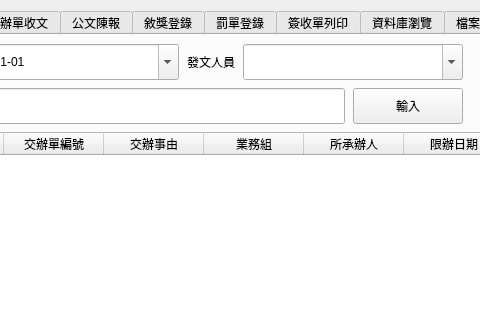
Before: the Qt Designer form layouts/Layout1.ui in jerrygskk/PoliceDocSys, drawn with Qt 5; both pictures show x 117 to 597 and y 0 to 320 of the 1320 by 768 pixel window.
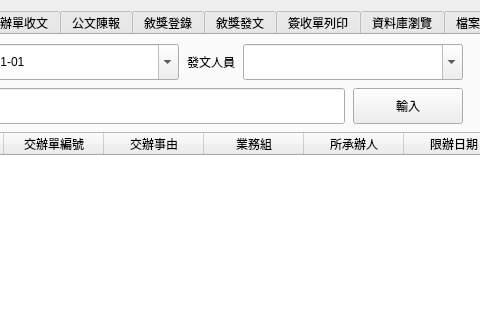
After: the same form once the commit is applied.

Commit message:
feat: 敘獎頁拆分為登錄＋發文兩頁，並收斂相關權限與 UI
- 敘獎拆為「敘獎登錄」（Tab3）＋「敘獎發文」（Tab4，取代罰單佔位頁），
  改走交辦單體系（登錄＝收文、發文＝依編號補發文資訊），與自助取號完全脫鉤
- Document_Reward 新增 create_date（登錄日期）；register_date 維持發文日期語義
- 敘獎登錄頁移除發文日期／發文人員欄，登錄僅填事由＋人員；發文頁所有身分可用，
  已發文可覆蓋重發（退件重發），送全列、併發防護沿用
- 結算彈窗拔除敘獎（SETTLE_META、tab_print 連動），回歸只管刑案／一般
- 資料庫瀏覽：交辦單／敘獎的修改改為最高權限管理者專屬（歸檔管理者不可）；
  登錄修改彈窗僅顯示事由＋人員（發文欄位限瀏覽頁管理者）
- 敘獎登錄「敘獎人員」欄改為可編輯下拉（RecipientCombo 抽為共用，與修改彈窗同一份）
- 交辦收文／敘獎登錄刪除確認文案統一
- 選單圖示 menu_ticket.svg → menu_reward_issue.svg，重編 qrc
- HELP／QUICKSTART／測試同步更新

Diff of the .ui file:
```diff
--- a/layouts/Layout1.ui
+++ b/layouts/Layout1.ui
@@ -128,7 +128,7 @@
        <attribute name="title"><string>敘獎登錄</string></attribute>
       </widget>
       <widget class="QWidget" name="tab_ticket">
-       <attribute name="title"><string>罰單登錄</string></attribute>
+       <attribute name="title"><string>敘獎發文</string></attribute>
       </widget>
       <widget class="QWidget" name="tab_print">
        <attribute name="title"><string>簽收單列印</string></attribute>
```
The commit also changes 38 other files.
